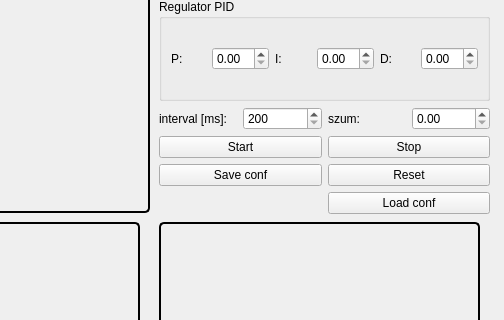
Qt form Sieci-projekt-Rabenda-Ferdyn/mainwindow.ui (KamilFerdyn/SieciProjektRabendaFerdyn) before a commit; both pictures show x 561 to 1065 and y 258 to 578 of the 1065 by 800 pixel window.
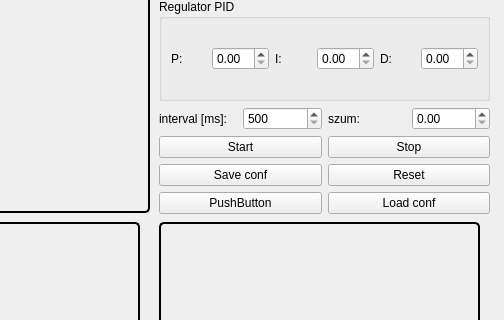
The same form after that commit.

The edit to the form file:
```diff
--- a/Sieci-projekt-Rabenda-Ferdyn/mainwindow.ui
+++ b/Sieci-projekt-Rabenda-Ferdyn/mainwindow.ui
@@ -307,7 +307,7 @@
        <item row="0" column="1">
         <widget class="QSpinBox" name="spinBoxInterval">
          <property name="minimum">
-          <number>200</number>
+          <number>500</number>
          </property>
          <property name="maximum">
           <number>2000</number>
@@ -367,6 +367,13 @@
          </property>
         </widget>
        </item>
+       <item row="2" column="0">
+        <widget class="QPushButton" name="pushButton">
+         <property name="text">
+          <string>PushButton</string>
+         </property>
+        </widget>
+       </item>
       </layout>
      </item>
     </layout>
```
